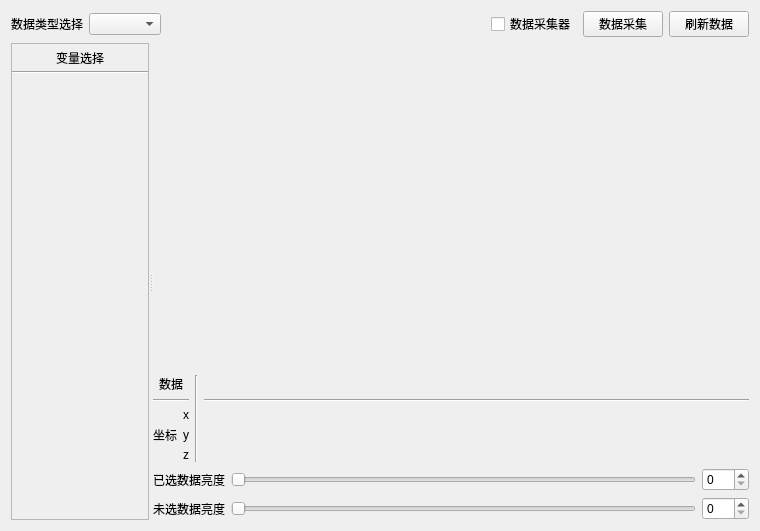
Above: Qt/Resources/UI/igQtDataChangeWidget.ui from hu-shuhan/editOpeniGame before the change. Below: the same form after it.
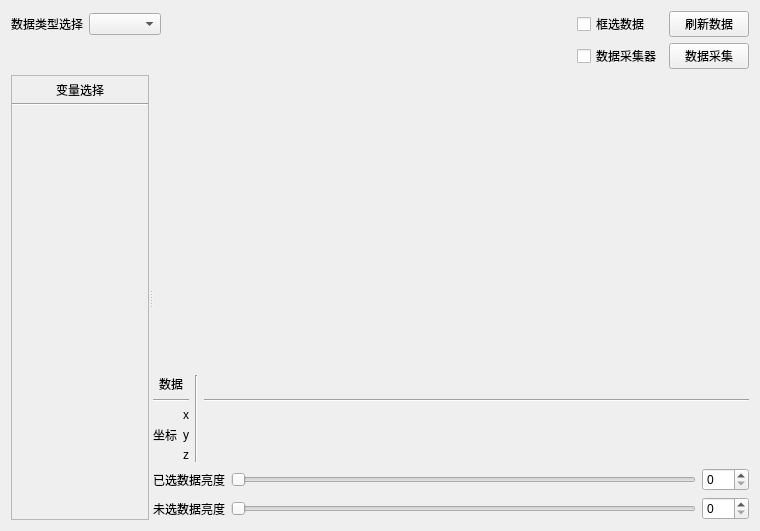
That is the form after the change.

Commit message: complete rect select of VariableCorrelation,VariableDensity,DataChange

The edit to the form file:
```diff
--- a/Qt/Resources/UI/igQtDataChangeWidget.ui
+++ b/Qt/Resources/UI/igQtDataChangeWidget.ui
@@ -15,18 +15,11 @@
   </property>
   <layout class="QVBoxLayout" name="verticalLayout_2">
    <item>
-    <layout class="QHBoxLayout" name="horizontalLayout">
-     <item>
-      <widget class="QLabel" name="label_10">
-       <property name="text">
-        <string>数据类型选择</string>
-       </property>
-      </widget>
-     </item>
-     <item>
+    <layout class="QGridLayout" name="gridLayout_3">
+     <item row="0" column="1">
       <widget class="QComboBox" name="dataTypeChoose"/>
      </item>
-     <item>
+     <item row="0" column="2">
       <spacer name="horizontalSpacer">
        <property name="orientation">
         <enum>Qt::Horizontal</enum>
@@ -39,27 +32,41 @@
        </property>
       </spacer>
      </item>
-     <item>
-      <widget class="QCheckBox" name="dataGetTool">
-       <property name="text">
-        <string>数据采集器</string>
-       </property>
-      </widget>
-     </item>
-     <item>
-      <widget class="QPushButton" name="draw">
-       <property name="text">
-        <string>数据采集</string>
-       </property>
-      </widget>
-     </item>
-     <item>
+     <item row="0" column="5">
       <widget class="QPushButton" name="refreshData">
        <property name="text">
         <string>刷新数据</string>
        </property>
       </widget>
      </item>
+     <item row="0" column="0">
+      <widget class="QLabel" name="label_10">
+       <property name="text">
+        <string>数据类型选择</string>
+       </property>
+      </widget>
+     </item>
+     <item row="1" column="5">
+      <widget class="QPushButton" name="draw">
+       <property name="text">
+        <string>数据采集</string>
+       </property>
+      </widget>
+     </item>
+     <item row="1" column="3">
+      <widget class="QCheckBox" name="dataGetTool">
+       <property name="text">
+        <string>数据采集器</string>
+       </property>
+      </widget>
+     </item>
+     <item row="0" column="3">
+      <widget class="QCheckBox" name="rangeChoose">
+       <property name="text">
+        <string>框选数据</string>
+       </property>
+      </widget>
+     </item>
     </layout>
    </item>
    <item>
@@ -98,7 +105,7 @@
          <x>0</x>
          <y>0</y>
          <width>150</width>
-         <height>475</height>
+         <height>441</height>
         </rect>
        </property>
        <layout class="QVBoxLayout" name="verticalLayout_6">
```
The commit also changes 16 other files.
